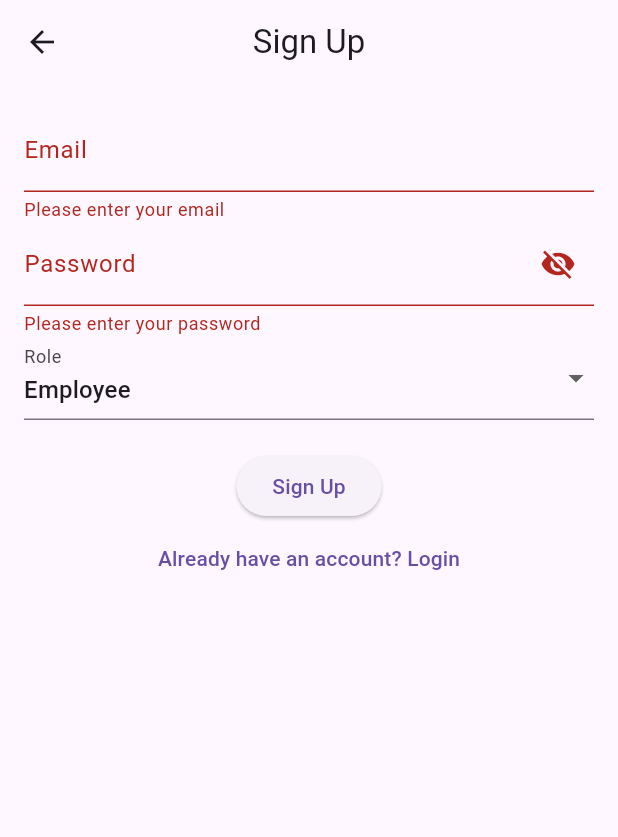
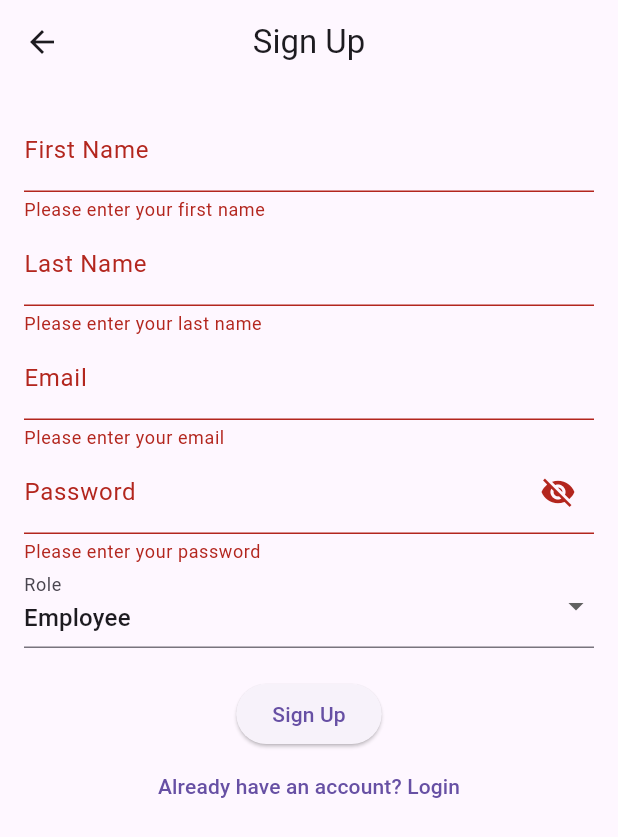
Before and after one commit to SyedaNatalia/todo, a Flutter app: the SignUpScreen screen opened directly, after a tap on "Sign Up", on a phone screen of 412 x 824 dp. Shown: the top 837 px of the screen. Run offline on Flutter 3.47's test engine with Material 3 defaults, Android fonts, the phone set to English and light mode, and no system bars; our stand-ins replace cloud_firestore, cloud_functions, firebase_auth, firebase_core, google_fonts; accounts and stored records are empty.

Commit message:
update signup screen, update profile screen, update firestore

```diff
--- a/lib/main.dart
+++ b/lib/main.dart
@@ -20,7 +20,7 @@ class MyApp extends StatelessWidget {
       theme: ThemeData(
         primarySwatch: Colors.blue,
       ),
-      home: const LoginScreen(),
+      home: const HomeScreen(),
     );
   }
 }
--- a/lib/screens/home_screen.dart
+++ b/lib/screens/home_screen.dart
@@ -470,7 +470,7 @@ class _HomeScreenState extends State<HomeScreen> {
           title: Text(
             "Todo List",
             style: GoogleFonts.poppins(
-              fontSize: 25,
+              fontSize: 15,
               fontWeight: FontWeight.bold,
               color: Colors.black,
             ),
--- a/lib/screens/signup_screen.dart
+++ b/lib/screens/signup_screen.dart
@@ -16,11 +16,13 @@ class _SignUpScreenState extends State<SignUpScreen> {
   final _formKey = GlobalKey<FormState>();
   final _emailController = TextEditingController();
   final _passwordController = TextEditingController();
+  final _firstNameController = TextEditingController();
+  final _lastNameController = TextEditingController();
   final AuthService _authService = AuthService();
   bool _isLoading = false;
   String _errorMessage = '';
   String _selectedRole = 'Employee';
-  bool _isPasswordVisible = false; // Track password visibility
+  bool _isPasswordVisible = false;
 
   final List<String> _roles = ['Manager', 'Employee', 'Intern'];
 
@@ -37,6 +39,29 @@ class _SignUpScreenState extends State<SignUpScreen> {
           key: _formKey,
           child: Column(
             children: [
+              // First Name Field
+              TextFormField(
+                controller: _firstNameController,
+                decoration: const InputDecoration(labelText: "First Name"),
+                validator: (value) {
+                  if (value == null || value.isEmpty) {
+                    return "Please enter your first name";
+                  }
+                  return null;
+                },
+              ),
+              // Last Name Field
+              TextFormField(
+                controller: _lastNameController,
+                decoration: const InputDecoration(labelText: "Last Name"),
+                validator: (value) {
+                  if (value == null || value.isEmpty) {
+                    return "Please enter your last name";
+                  }
+                  return null;
+                },
+              ),
+              // Email Field
               TextFormField(
                 controller: _emailController,
                 decoration: const InputDecoration(labelText: "Email"),
@@ -50,6 +75,7 @@ class _SignUpScreenState extends State<SignUpScreen> {
                   return null;
                 },
               ),
+              // Password Field
               TextFormField(
                 controller: _passwordController,
                 decoration: InputDecoration(
@@ -65,7 +91,7 @@ class _SignUpScreenState extends State<SignUpScreen> {
                     },
                   ),
                 ),
-                obscureText: !_isPasswordVisible, // Toggle obscureText
+                obscureText: !_isPasswordVisible,
                 validator: (value) {
                   if (value == null || value.isEmpty) {
                     return "Please enter your password";
@@ -76,6 +102,7 @@ class _SignUpScreenState extends State<SignUpScreen> {
                   return null;
                 },
               ),
+              // Role Dropdown
               DropdownButtonFormField<String>(
                 value: _selectedRole,
                 onChanged: (String? newValue) {
@@ -91,6 +118,7 @@ class _SignUpScreenState extends State<SignUpScreen> {
                 }).toList(),
                 decoration: const InputDecoration(labelText: "Role"),
               ),
+              // Error Message
               if (_errorMessage.isNotEmpty)
                 Padding(
                   padding: const EdgeInsets.symmetric(vertical: 10.0),
@@ -100,6 +128,7 @@ class _SignUpScreenState extends State<SignUpScreen> {
                   ),
                 ),
               const SizedBox(height: 20),
+              // Sign Up Button
               ElevatedButton(
                 onPressed: _isLoading ? null : _signUp,
                 child: _isLoading
@@ -113,6 +142,7 @@ class _SignUpScreenState extends State<SignUpScreen> {
                 )
                     : const Text("Sign Up"),
               ),
+              // Login Button
               TextButton(
                 onPressed: () {
                   Navigator.push(
@@ -142,8 +172,10 @@ class _SignUpScreenState extends State<SignUpScreen> {
           _passwordController.text,
         );
         if (user != null) {
-
+          // Save user details to Firestore
           await FirebaseFirestore.instance.collection('users').doc(user.uid).set({
+            'firstName': _firstNameController.text,
+            'lastName': _lastNameController.text,
             'email': _emailController.text,
             'role': _selectedRole,
           });
--- a/lib/services/auth_service.dart
+++ b/lib/services/auth_service.dart
@@ -6,7 +6,7 @@ class AuthService {
   final FirebaseFunctions _functions = FirebaseFunctions.instance;
 
   Future<User?> signIn(String email, String password) async {
-    try {
+      try {
       UserCredential userCredential = await _auth.signInWithEmailAndPassword(
         email: email,
         password: password,
```
Also changed, not shown: lib/screens/profile_screen.dart (+23 -0 lines), 4 other files.
